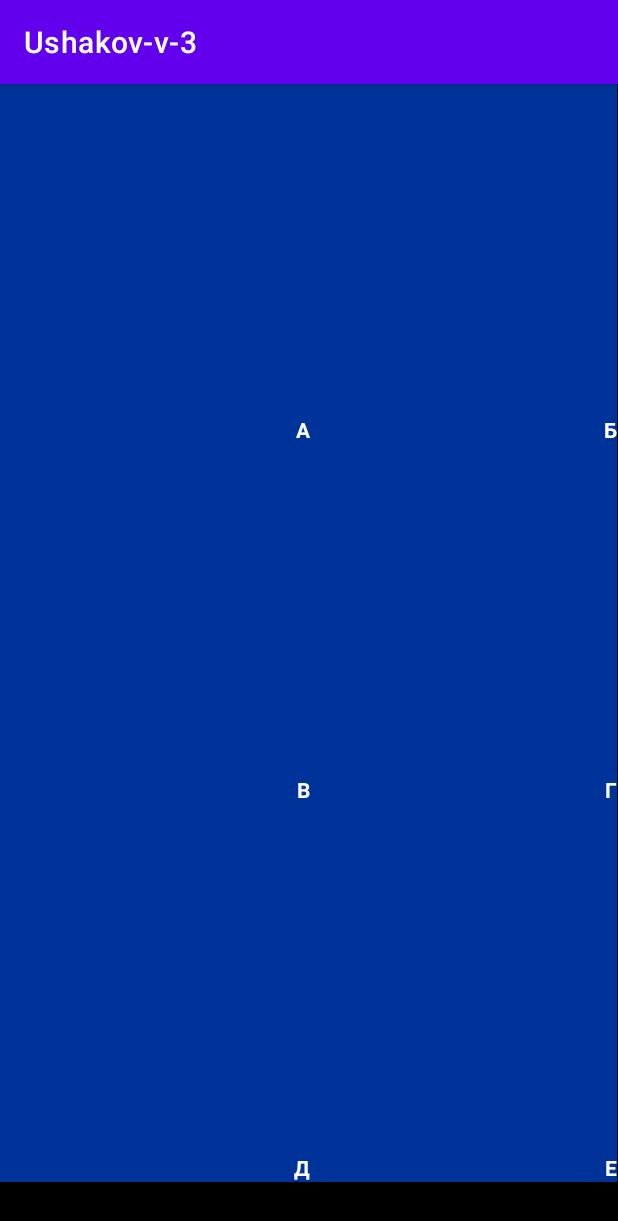
After one commit to BocctaHHik/v-3-Ushakov, an Android app: the SecondActivity screen opened directly, with no data from a screen before it, on a phone screen of 412 x 824 dp. The commit adds this screen. Shown: the top 1221 px of the screen. Run offline under Robolectric (Android 15) with nearby library versions, the phone set to English and light mode, and no system bars.

Commit message:
second activity

```diff
--- a/app/src/main/AndroidManifest.xml
+++ b/app/src/main/AndroidManifest.xml
@@ -9,6 +9,7 @@
         android:roundIcon="@mipmap/ic_launcher_round"
         android:supportsRtl="true"
         android:theme="@style/Theme.Ushakovv3">
+        <activity android:name=".SecondActivity"></activity>
         <activity android:name=".MainActivity">
             <intent-filter>
                 <action android:name="android.intent.action.MAIN" />
--- a/app/src/main/java/com/example/ushakov_v_3/MainActivity.java
+++ b/app/src/main/java/com/example/ushakov_v_3/MainActivity.java
@@ -2,7 +2,10 @@ package com.example.ushakov_v_3;
 
 import androidx.appcompat.app.AppCompatActivity;
 
+import android.content.Intent;
 import android.os.Bundle;
+import android.view.View;
+import android.widget.Button;
 
 public class MainActivity extends AppCompatActivity {
 
@@ -10,5 +13,13 @@ public class MainActivity extends AppCompatActivity {
     protected void onCreate(Bundle savedInstanceState) {
         super.onCreate(savedInstanceState);
         setContentView(R.layout.activity_main);
+        Button btn = (Button) findViewById(R.id.button);
+        btn.setOnClickListener(new View.OnClickListener() {
+            @Override
+            public void onClick(View v) {
+                Intent intent = new Intent(MainActivity.this, SecondActivity.class);
+                startActivity(intent);
+            }
+        });
     }
 }
--- /dev/null
+++ b/app/src/main/java/com/example/ushakov_v_3/SecondActivity.java
@@ -0,0 +1,14 @@
+package com.example.ushakov_v_3;
+
+import androidx.appcompat.app.AppCompatActivity;
+
+import android.os.Bundle;
+
+public class SecondActivity extends AppCompatActivity {
+
+    @Override
+    protected void onCreate(Bundle savedInstanceState) {
+        super.onCreate(savedInstanceState);
+        setContentView(R.layout.activity_second);
+    }
+}
--- a/app/src/main/res/layout/activity_main.xml
+++ b/app/src/main/res/layout/activity_main.xml
@@ -6,13 +6,14 @@
     android:layout_height="match_parent"
     tools:context=".MainActivity">
 
-    <TextView
-        android:layout_width="wrap_content"
-        android:layout_height="wrap_content"
-        android:text="Hello World!"
+    <Button
+        android:id="@+id/button"
+        android:layout_width="fill_parent"
+        android:layout_height="90dp"
+        android:text="Button"
         app:layout_constraintBottom_toBottomOf="parent"
-        app:layout_constraintLeft_toLeftOf="parent"
-        app:layout_constraintRight_toRightOf="parent"
+        app:layout_constraintEnd_toEndOf="parent"
+        app:layout_constraintStart_toStartOf="parent"
         app:layout_constraintTop_toTopOf="parent" />
 
 </androidx.constraintlayout.widget.ConstraintLayout>
--- /dev/null
+++ b/app/src/main/res/layout/activity_second.xml
@@ -0,0 +1,71 @@
+<?xml version="1.0" encoding="utf-8"?>
+<androidx.constraintlayout.widget.ConstraintLayout xmlns:android="http://schemas.android.com/apk/res/android"
+    xmlns:app="http://schemas.android.com/apk/res-auto"
+    xmlns:tools="http://schemas.android.com/tools"
+    android:layout_width="match_parent"
+    android:layout_height="match_parent"
+    tools:context=".SecondActivity">
+    <TableLayout
+        android:layout_width="fill_parent"
+        android:layout_height="fill_parent"
+        android:background="#FF000000"
+        android:stretchColumns="*"
+        app:layout_constraintEnd_toEndOf="parent"
+        app:layout_constraintHorizontal_bias="0.5"
+        app:layout_constraintStart_toStartOf="parent"
+        app:layout_constraintTop_toTopOf="parent">
+
+        <TableRow>
+
+            <TextView
+                android:layout_height="240dp"
+                android:background="#003399"
+                android:gravity="right|bottom"
+                android:text="А"
+                android:textColor="#fff"
+                android:textStyle="bold" />
+            <TextView
+                android:layout_height="240dp"
+                android:background="#003399"
+                android:gravity="right|bottom"
+                android:text="Б"
+                android:textColor="#fff"
+                android:textStyle="bold" />
+        </TableRow>
+
+
+        <TableRow>
+            <TextView
+                android:layout_height="240dp"
+                android:background="#003399"
+                android:gravity="right|bottom"
+                android:text="В"
+                android:textColor="#fff"
+                android:textStyle="bold" />
+            <TextView
+                android:layout_height="240dp"
+                android:background="#003399"
+                android:gravity="right|bottom"
+                android:text="Г"
+                android:textColor="#fff"
+                android:textStyle="bold" />
+        </TableRow>
+        <TableRow>
+            <TextView
+                android:layout_height="252dp"
+                android:background="#003399"
+                android:gravity="right|bottom"
+                android:text="Д"
+                android:textColor="#fff"
+                android:textStyle="bold" />
+            <TextView
+                android:layout_height="252dp"
+                android:background="#003399"
+                android:gravity="right|bottom"
+                android:text="Е"
+                android:textColor="#fff"
+                android:textStyle="bold" />
+        </TableRow>
+
+    </TableLayout>
+</androidx.constraintlayout.widget.ConstraintLayout>
```
